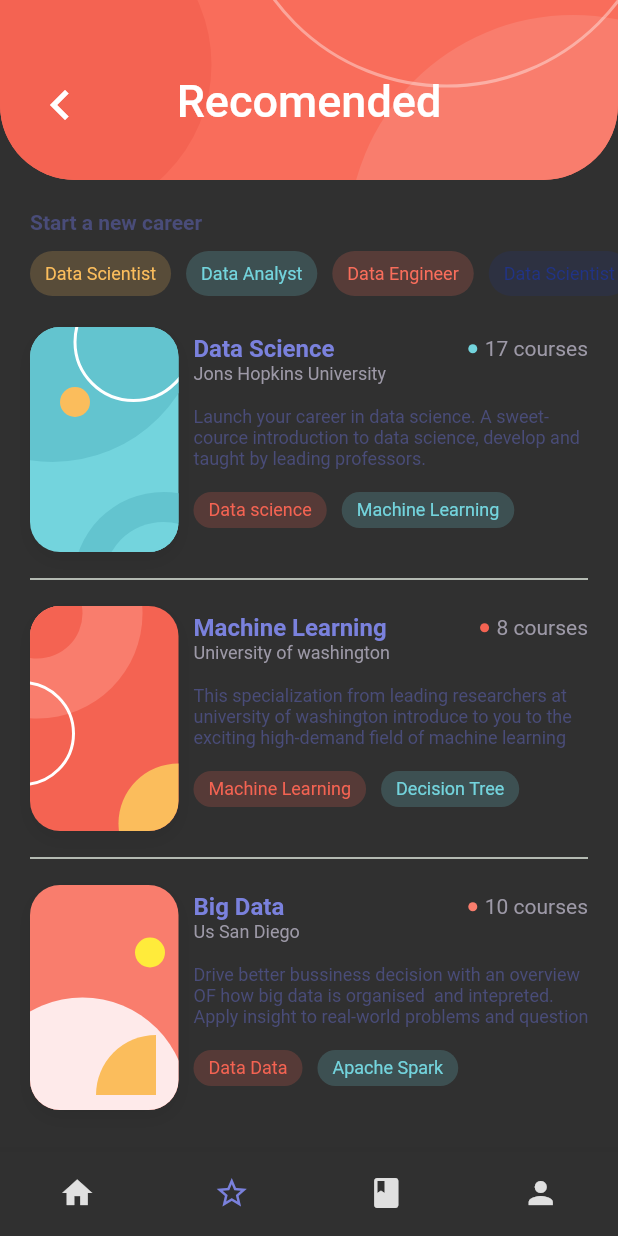
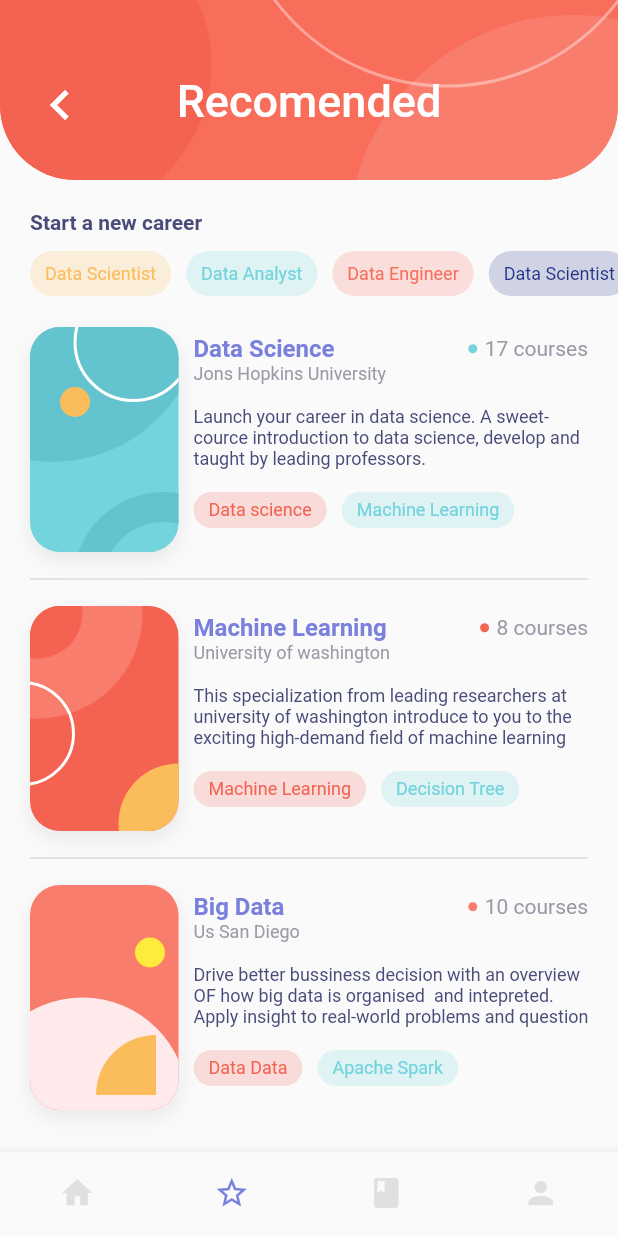
Before and after one commit to adic-umbria/chiudiamo-il-cerchio-flutter, a Flutter app: the screen it shows after launch, item 2 of the bottom bar chosen, on a phone screen of 412 x 824 dp. Run offline on Flutter 3.47's test engine with Material 2 defaults, Android fonts, the phone set to English and light mode, and no system bars; our stand-ins replace equatable.

Commit message:
Remove theme variants that are not needed

```diff
--- a/lib/main.dart
+++ b/lib/main.dart
@@ -1,18 +1,4 @@
-import 'package:chiudiamo_il_cerchio/theme/theme.dart';
+import 'package:chiudiamo_il_cerchio/screens/home.dart';
 import 'package:flutter/material.dart';
 
-import './screens/home_page.dart';
-
-void main() => runApp(MyApp());
-
-class MyApp extends StatelessWidget {
-  // This widget is the root of your application.
-  @override
-  Widget build(BuildContext context) {
-    return MaterialApp(
-      theme: AppTheme.lightTheme,
-      home: HomePage(),
-      debugShowCheckedModeBanner: false,
-    );
-  }
-}
+void main() => runApp(HomeScreen());
--- a/lib/screens/home.dart
+++ b/lib/screens/home.dart
@@ -1,14 +1,12 @@
+import 'package:chiudiamo_il_cerchio/screens/recomended_page.dart';
 import 'package:flutter/material.dart';
 
 class HomeScreen extends StatelessWidget {
   @override
   Widget build(BuildContext context) {
     return MaterialApp(
-      title: 'Flutter Demo',
-      theme: ThemeData(
-        primarySwatch: Colors.blue,
-      ),
-      home: Container(),
+      title: 'Chiudiamo il cerchio!',
+      home: RecomendedPage(),
     );
   }
 }
--- a/lib/screens/recomended_page.dart
+++ b/lib/screens/recomended_page.dart
@@ -1,6 +1,6 @@
+import 'package:chiudiamo_il_cerchio/screens/home.dart';
 import 'package:flutter/material.dart';
 
-import './home_page.dart';
 import '../helpers/courseModel.dart';
 import '../helpers/quad_clipper.dart';
 import '../theme/color/light_color.dart';
@@ -342,7 +342,7 @@ class RecomendedPage extends StatelessWidget {
             _bottomIcons(Icons.person),
           ],
           onTap: (index) {
-            Navigator.pushReplacement(context, MaterialPageRoute(builder: (context) => HomePage()));
+            Navigator.pushReplacement(context, MaterialPageRoute(builder: (context) => HomeScreen()));
           },
         ),
         body: SingleChildScrollView(
--- a/lib/theme/color/light_color.dart
+++ b/lib/theme/color/light_color.dart
@@ -1,37 +1,14 @@
 import 'package:flutter/material.dart';
 
 class LightColor {
-  static const Color background = Color(0XFFFFFFFF);
-
-  static const Color titleTextColor = const Color(0xff5a5d85);
-  static const Color subTitleTextColor = const Color(0xff797878);
-
-  static const Color bottonTitleTextColor = const Color(0xffd4d4ea);
-
   static const Color grey = Color(0xff9D99A7);
-  static const Color darkgrey = Color(0xff625f6a);
-
   static const Color yellow = Color(0xfffbbd5c);
-
   static const Color orange = Color(0xfff96d5b);
   static const Color darkOrange = Color(0xfff46352);
-  static const Color lightOrange = Color(0xfffa8e5c);
   static const Color lightOrange2 = Color(0xfff97d6d);
-
   static const Color purple = Color(0xff7a81dd);
-  static const Color lightpurple = Color(0xff898edf);
-  static const Color darkpurple = Color(0xff7178d3);
   static const Color extraDarkPurple = Color(0xff494c79);
-
   static const Color seeBlue = Color(0xff73d4dd);
   static const Color darkseeBlue = Color(0xff63c4cf);
-  static const Color lightseeBlue = Color(0xffb9e6fc);
-
-  static const Color brighter = Color(0xff3754aa);
-  static const Color Darker = Color(0xffffffff);
-  static const Color black = Color(0xff040405);
-  static const Color lightblack = Color(0xff3E404D);
-  static const Color lightGrey = Color(0xffDFE7DD);
-  static const Color darkBlue = Color(0xff13165A);
   static const Color lightBlue = Color(0xff203387);
 }
--- a/lib/theme/theme.dart
+++ b/lib/theme/theme.dart
@@ -1,46 +1,5 @@
 import 'package:flutter/material.dart';
-import 'color/light_color.dart';
 
 class AppTheme {
-  const AppTheme();
-  static ThemeData lightTheme = ThemeData(
-    primarySwatch: Colors.blue,
-    backgroundColor: LightColor.background,
-    primaryColor: LightColor.purple,
-    accentColor: LightColor.lightblack,
-    primaryColorDark: LightColor.Darker,
-    primaryColorLight: LightColor.brighter,
-    cardTheme: CardTheme(color: LightColor.background),
-    textTheme: TextTheme(display1: TextStyle(color: LightColor.black)),
-    iconTheme: IconThemeData(color: LightColor.lightblack),
-    bottomAppBarColor: LightColor.background,
-    dividerColor: LightColor.lightGrey,
-    colorScheme: ColorScheme(
-        primary: LightColor.purple,
-        primaryVariant: LightColor.purple,
-        secondary: LightColor.lightBlue,
-        secondaryVariant: LightColor.darkBlue,
-        surface: LightColor.background,
-        background: LightColor.background,
-        error: Colors.red,
-        onPrimary: LightColor.Darker,
-        onSecondary: LightColor.background,
-        onSurface: LightColor.Darker,
-        onBackground: LightColor.titleTextColor,
-        onError: LightColor.titleTextColor,
-        brightness: Brightness.dark),
-  );
-
-  static TextStyle titleStyle =
-      const TextStyle(color: LightColor.titleTextColor, fontSize: 16);
-  static TextStyle subTitleStyle =
-      const TextStyle(color: LightColor.subTitleTextColor, fontSize: 12);
-
-  static TextStyle h1Style =
-      const TextStyle(fontSize: 24, fontWeight: FontWeight.bold);
-  static TextStyle h2Style = const TextStyle(fontSize: 22);
-  static TextStyle h3Style = const TextStyle(fontSize: 20);
-  static TextStyle h4Style = const TextStyle(fontSize: 18);
-  static TextStyle h5Style = const TextStyle(fontSize: 16);
   static TextStyle h6Style = const TextStyle(fontSize: 14);
 }
```
Also changed, not shown: lib/screens/home_page.dart (deleted, +0 -483 lines).
